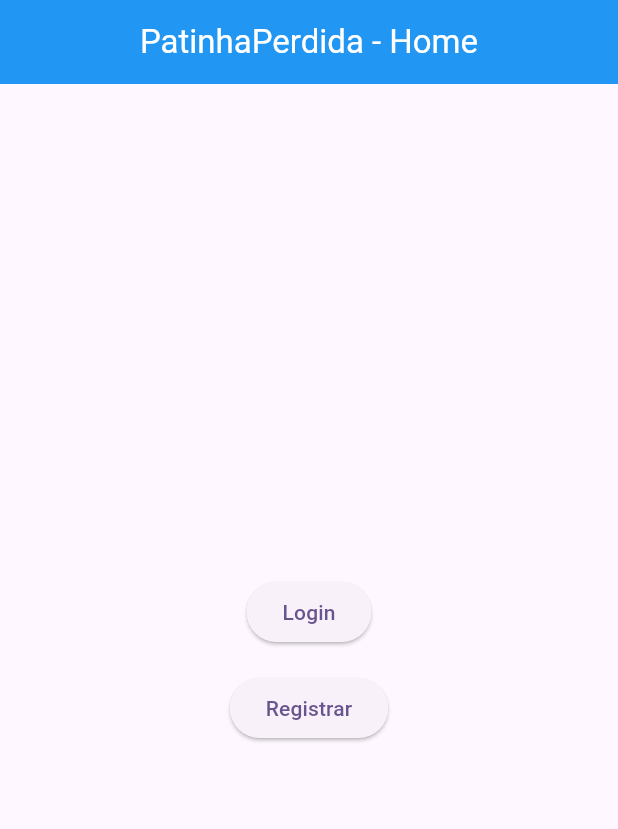
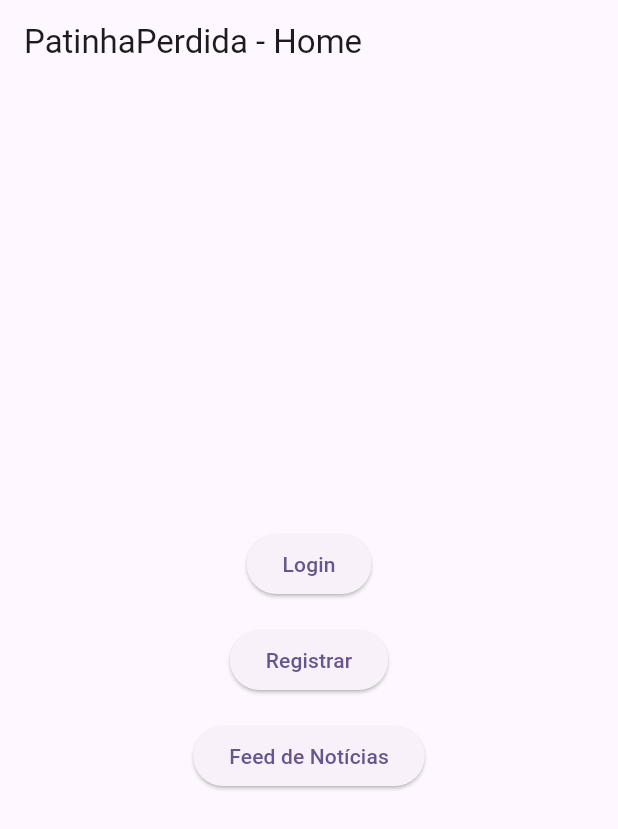
Before and after one commit to EduardoCarvalho01/PatinhaPerdida, a Flutter app: the screen it shows after launch, on a phone screen of 412 x 824 dp. Shown: the top 829 px of the screen. Run offline on Flutter 3.47's test engine with Material 3 defaults, Android fonts, the phone set to English and light mode, and no system bars; our stand-ins replace cloud_firestore, firebase_auth, firebase_core, firebase_storage, geocoding, geolocator and 2 more; accounts and stored records are empty.

Commit message:
Feed_noticias

```diff
--- a/lib/screens/homePage.dart
+++ b/lib/screens/homePage.dart
@@ -1,24 +1,16 @@
 import 'package:flutter/material.dart';
 import 'LoginPage.dart';
 import 'RegisterPage.dart';
+import 'FeedPage.dart'; // Importe a FeedPage
 
 class HomePage extends StatelessWidget {
-  const HomePage({super.key});
+  const HomePage({Key? key});
 
   @override
   Widget build(BuildContext context) {
     return Scaffold(
       appBar: AppBar(
-        title: const Center(
-          child: Text(
-            'PatinhaPerdida - Home',
-            style: TextStyle(
-                color: Colors
-                    .white), // Adicione esta linha para definir a cor do texto
-          ),
-        ),
-        backgroundColor: Colors
-            .blue, // Adicione esta linha para definir a cor do fundo do AppBar
+        title: Text('PatinhaPerdida - Home'),
       ),
       body: Center(
         child: Column(
@@ -39,6 +31,14 @@ class HomePage extends StatelessWidget {
               },
               child: Text('Registrar'),
             ),
+            SizedBox(height: 16.0), // Adicione um espaçamento entre os botões
+            ElevatedButton(
+              onPressed: () {
+                Navigator.push(context,
+                    MaterialPageRoute(builder: (context) => FeedPage()));
+              },
+              child: Text('Feed de Notícias'),
+            ),
           ],
         ),
       ),
```
